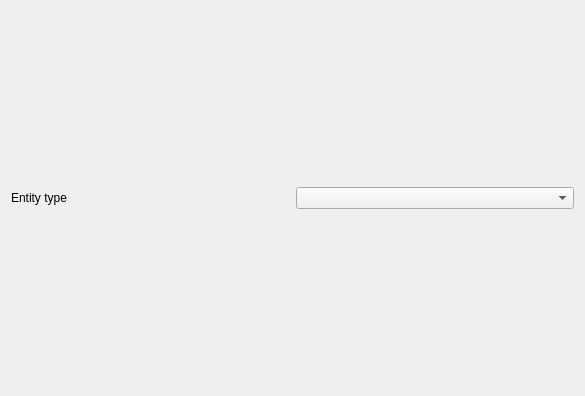
This is src/ui/qgssensorthingssourcewidgetbase.ui in carsmie/QGIS as Qt 5 draws it before an edit. The edited form follows.
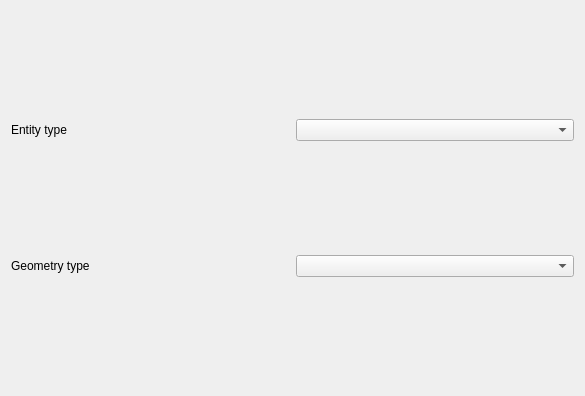
This is the edited form.

Commit message: Geometry type can be changed from layer properties

Diff of the .ui file:
```diff
--- a/src/ui/qgssensorthingssourcewidgetbase.ui
+++ b/src/ui/qgssensorthingssourcewidgetbase.ui
@@ -14,6 +14,9 @@
    <string>QgsSensorThingsSourceWidgetBase</string>
   </property>
   <layout class="QGridLayout" name="gridLayout">
+   <item row="0" column="1">
+    <widget class="QComboBox" name="mComboEntityType"/>
+   </item>
    <item row="0" column="0">
     <widget class="QLabel" name="label">
      <property name="text">
@@ -21,8 +24,15 @@
      </property>
     </widget>
    </item>
-   <item row="0" column="1">
-    <widget class="QComboBox" name="mComboEntityType"/>
+   <item row="1" column="0">
+    <widget class="QLabel" name="label_2">
+     <property name="text">
+      <string>Geometry type</string>
+     </property>
+    </widget>
+   </item>
+   <item row="1" column="1">
+    <widget class="QComboBox" name="mComboGeometryType"/>
    </item>
   </layout>
  </widget>
```
The commit also changes 2 other files.
